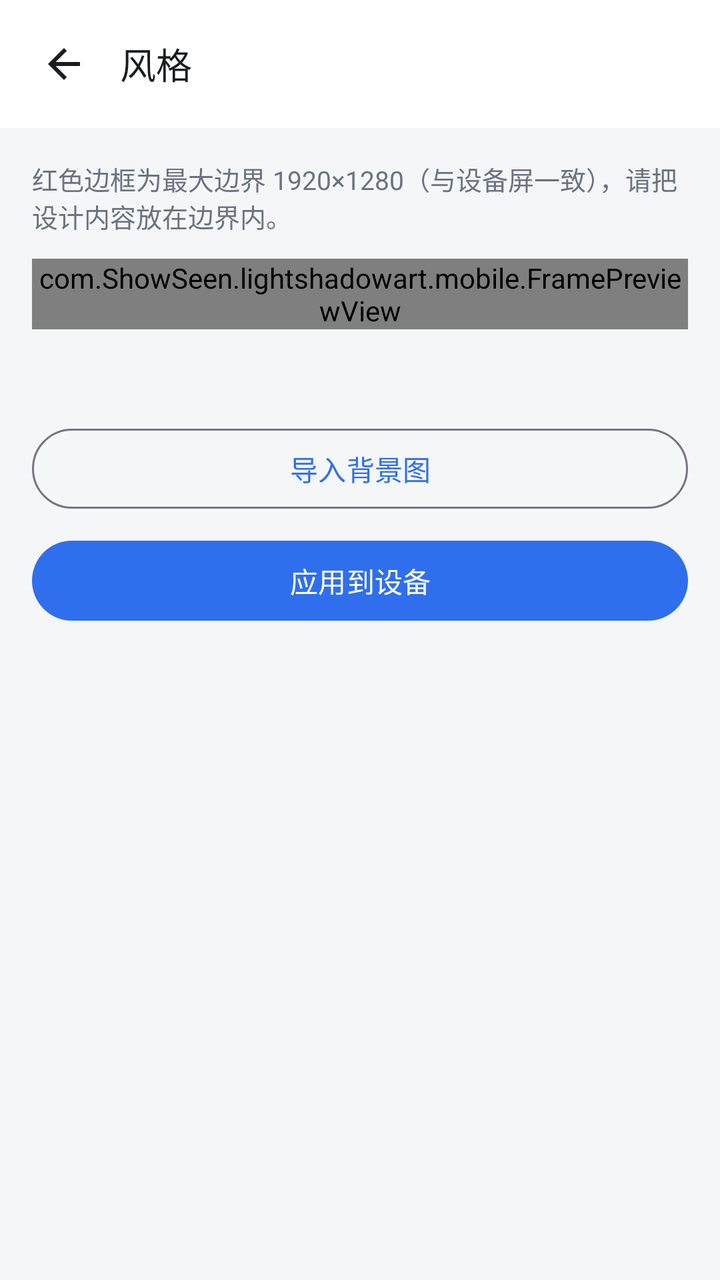
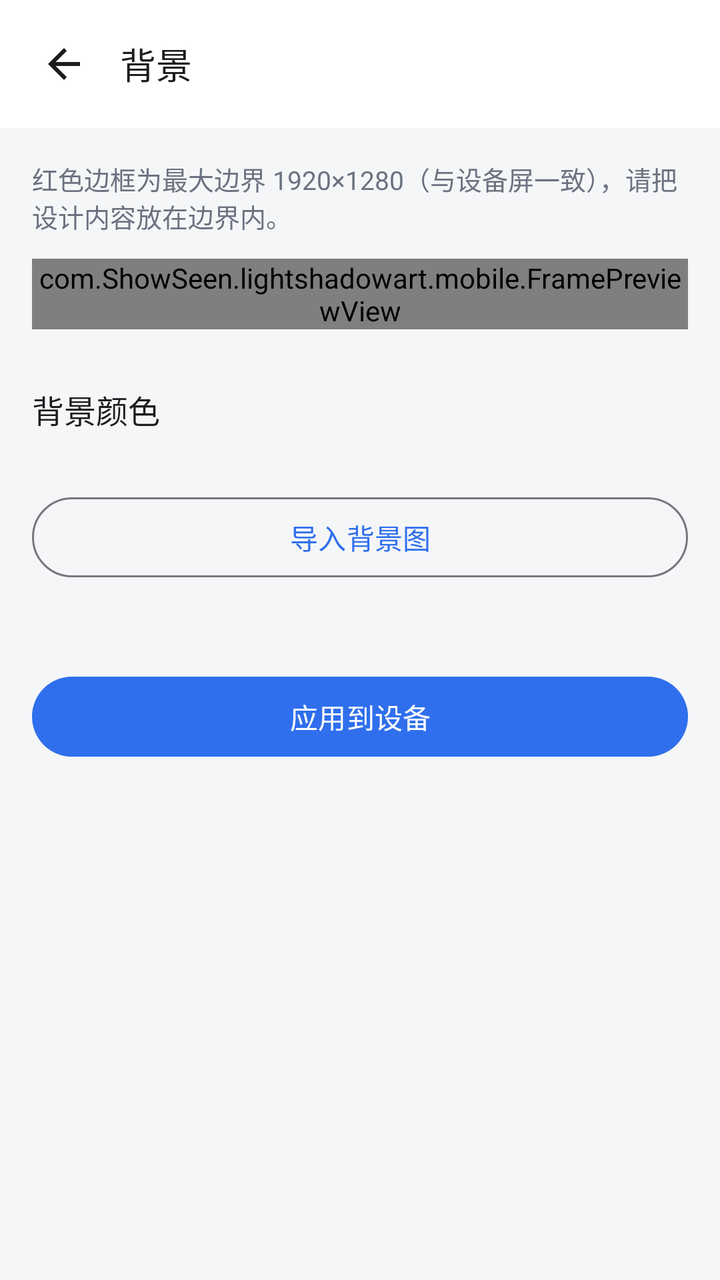

Compare the two renders of this Android layout. The source of the first and the diff that turns it into the second are given below.
<!-- AndroidManifest.xml: application theme Theme.LightShadowArtPhone -->
<!-- res/layout/activity_frame_style.xml -->
<?xml version="1.0" encoding="utf-8"?>
<LinearLayout xmlns:android="http://schemas.android.com/apk/res/android"
    android:layout_width="match_parent"
    android:layout_height="match_parent"
    android:background="@color/surface"
    android:orientation="vertical">

    
    <LinearLayout
        android:layout_width="match_parent"
        android:layout_height="wrap_content"
        android:background="@color/card"
        android:gravity="center_vertical"
        android:orientation="horizontal"
        android:paddingStart="12dp"
        android:paddingTop="12dp"
        android:paddingEnd="16dp"
        android:paddingBottom="12dp">

        <ImageButton
            android:id="@+id/btn_frame_style_back"
            android:layout_width="40dp"
            android:layout_height="40dp"
            android:background="?attr/selectableItemBackgroundBorderless"
            android:contentDescription="@string/action_back"
            android:padding="8dp"
            android:scaleType="centerInside"
            android:src="@drawable/ic_arrow_back" />

        <TextView
            style="@style/Text.PageTitle"
            android:layout_width="wrap_content"
            android:layout_height="wrap_content"
            android:layout_marginStart="8dp"
            android:text="@string/space_frame_style" />
    </LinearLayout>

    <ScrollView
        android:layout_width="match_parent"
        android:layout_height="0dp"
        android:layout_weight="1"
        android:fillViewport="true">

        <LinearLayout
            android:layout_width="match_parent"
            android:layout_height="wrap_content"
            android:orientation="vertical"
            android:paddingStart="16dp"
            android:paddingTop="16dp"
            android:paddingEnd="16dp"
            android:paddingBottom="16dp">

            <TextView
                android:id="@+id/tv_frame_style_hint"
                style="@style/Text.Hint"
                android:layout_width="match_parent"
                android:layout_height="wrap_content"
                android:text="@string/frame_style_boundary_hint" />

            
            <com.ShowSeen.lightshadowart.mobile.FramePreviewView
                android:id="@+id/view_frame_preview"
                android:layout_width="match_parent"
                android:layout_height="wrap_content"
                android:layout_marginTop="12dp" />

            <TextView
                android:id="@+id/tv_frame_style_status"
                style="@style/Text.Hint"
                android:layout_width="match_parent"
                android:layout_height="wrap_content"
                android:layout_marginTop="12dp" />

            <com.google.android.material.button.MaterialButton
                android:id="@+id/btn_frame_style_import"
                style="@style/Widget.Material3.Button.OutlinedButton"
                android:layout_width="match_parent"
                android:layout_height="wrap_content"
                android:layout_marginTop="16dp"
                android:text="@string/frame_style_import" />

            <com.google.android.material.button.MaterialButton
                android:id="@+id/btn_frame_style_apply"
                android:layout_width="match_parent"
                android:layout_height="wrap_content"
                android:layout_marginTop="8dp"
                android:text="@string/frame_style_apply" />
        </LinearLayout>
    </ScrollView>
</LinearLayout>
<!-- resources referenced by this layout -->
<resources>
  <color name="card">#FFFFFF</color>
  <color name="surface">#F5F6F8</color>
  <!-- drawable ic_arrow_back (drawable) -->
  <?xml version="1.0" encoding="utf-8"?>
  <vector xmlns:android="http://schemas.android.com/apk/res/android"
      android:width="24dp"
      android:height="24dp"
      android:viewportWidth="24"
      android:viewportHeight="24">
      <path
          android:fillColor="@color/text_primary"
          android:pathData="M20,11H7.83l5.59,-5.59L12,4l-8,8 8,8 1.41,-1.41L7.83,13H20v-2z" />
  </vector>
  <string name="action_back">返回</string>
  <string name="frame_style_apply">应用到设备</string>
  <string name="frame_style_boundary_hint">红色边框为最大边界 1920×1280（与设备屏一致），请把设计内容放在边界内。</string>
  <string name="frame_style_import">导入背景图</string>
  <string name="space_frame_style">风格</string>
  <style name="Text.Hint" parent="">
          <item name="android:textColor">@color/text_secondary</item>
          <item name="android:textSize">13sp</item>
      </style>
  <style name="Text.PageTitle" parent="">
          <item name="android:textColor">@color/text_primary</item>
          <item name="android:textSize">18sp</item>
          <item name="android:textStyle">normal</item>
      </style>
  <style name="Theme.LightShadowArtPhone" parent="Theme.Material3.Light.NoActionBar">
          <item name="colorPrimary">@color/primary</item>
          <item name="colorOnPrimary">#FFFFFF</item>
          <item name="android:colorBackground">@color/surface</item>
          <item name="android:statusBarColor">@color/card</item>
      </style>
  <color name="text_primary">#1A1C1E</color>
  <color name="text_secondary">#6B7280</color>
  <color name="primary">#2F6FED</color>
</resources>

<!-- the commit's change to res/layout/activity_frame_style.xml (unified diff, before → after) -->
@@ -32,7 +32,7 @@
             android:layout_width="wrap_content"
             android:layout_height="wrap_content"
             android:layout_marginStart="8dp"
-            android:text="@string/space_frame_style" />
+            android:text="@string/frame_background_title" />
     </LinearLayout>
 
     <ScrollView
@@ -64,6 +64,40 @@
                 android:layout_height="wrap_content"
                 android:layout_marginTop="12dp" />
 
+            
+            <LinearLayout
+                android:id="@+id/row_frame_style_color"
+                android:layout_width="match_parent"
+                android:layout_height="wrap_content"
+                android:layout_marginTop="12dp"
+                android:background="?attr/selectableItemBackground"
+                android:clickable="true"
+                android:focusable="true"
+                android:gravity="center_vertical"
+                android:minHeight="56dp"
+                android:orientation="horizontal">
+
+                <TextView
+                    style="@style/Text.RowTitle"
+                    android:layout_width="0dp"
+                    android:layout_height="wrap_content"
+                    android:layout_weight="1"
+                    android:text="@string/frame_background_color" />
+
+                <View
+                    android:id="@+id/view_frame_style_color_preview"
+                    android:layout_width="64dp"
+                    android:layout_height="36dp" />
+            </LinearLayout>
+
+            <com.google.android.material.button.MaterialButton
+                android:id="@+id/btn_frame_style_import"
+                style="@style/Widget.Material3.Button.OutlinedButton"
+                android:layout_width="match_parent"
+                android:layout_height="wrap_content"
+                android:layout_marginTop="12dp"
+                android:text="@string/frame_style_import" />
+
             <TextView
                 android:id="@+id/tv_frame_style_status"
                 style="@style/Text.Hint"
@@ -72,18 +106,10 @@
                 android:layout_marginTop="12dp" />
 
             <com.google.android.material.button.MaterialButton
-                android:id="@+id/btn_frame_style_import"
-                style="@style/Widget.Material3.Button.OutlinedButton"
-                android:layout_width="match_parent"
-                android:layout_height="wrap_content"
-                android:layout_marginTop="16dp"
-                android:text="@string/frame_style_import" />
-
-            <com.google.android.material.button.MaterialButton
                 android:id="@+id/btn_frame_style_apply"
                 android:layout_width="match_parent"
                 android:layout_height="wrap_content"
-                android:layout_marginTop="8dp"
+                android:layout_marginTop="12dp"
                 android:text="@string/frame_style_apply" />
         </LinearLayout>
     </ScrollView>
<!-- resource entries referenced after the edit -->
@@ -14,10 +14,11 @@
           android:pathData="M20,11H7.83l5.59,-5.59L12,4l-8,8 8,8 1.41,-1.41L7.83,13H20v-2z" />
   </vector>
   <string name="action_back">返回</string>
+  <string name="frame_background_color">背景颜色</string>
+  <string name="frame_background_title">背景</string>
   <string name="frame_style_apply">应用到设备</string>
   <string name="frame_style_boundary_hint">红色边框为最大边界 1920×1280（与设备屏一致），请把设计内容放在边界内。</string>
   <string name="frame_style_import">导入背景图</string>
-  <string name="space_frame_style">风格</string>
   <style name="Text.Hint" parent="">
           <item name="android:textColor">@color/text_secondary</item>
           <item name="android:textSize">13sp</item>
@@ -26,6 +27,10 @@
           <item name="android:textColor">@color/text_primary</item>
           <item name="android:textSize">18sp</item>
           <item name="android:textStyle">normal</item>
+      </style>
+  <style name="Text.RowTitle" parent="">
+          <item name="android:textColor">@color/text_primary</item>
+          <item name="android:textSize">16sp</item>
       </style>
   <style name="Theme.LightShadowArtPhone" parent="Theme.Material3.Light.NoActionBar">
           <item name="colorPrimary">@color/primary</item>
